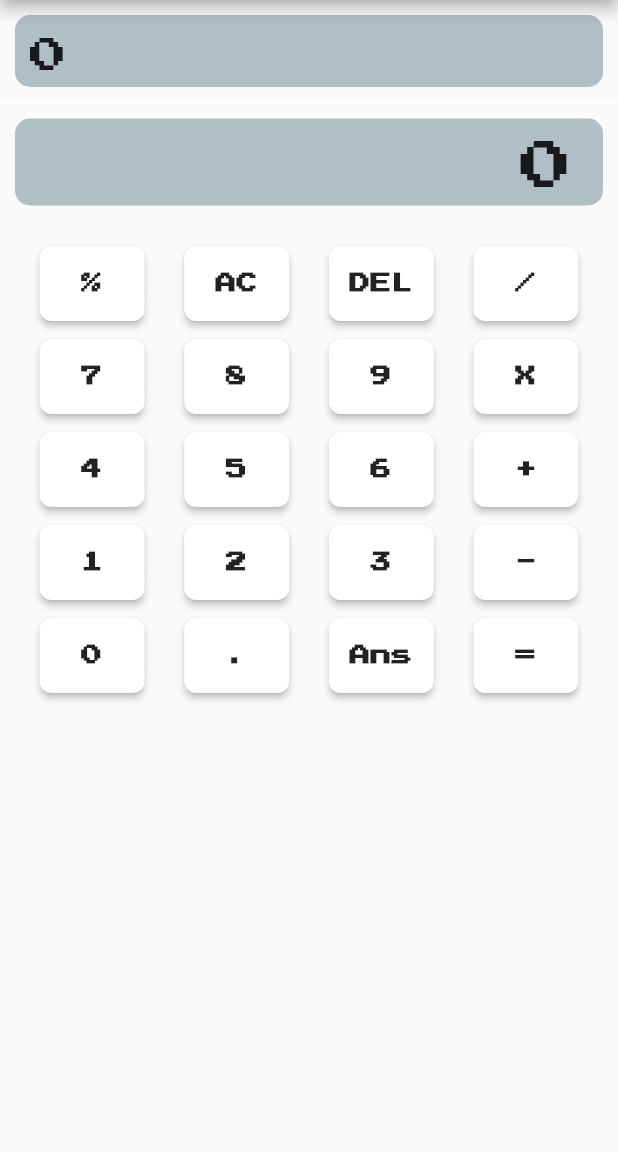
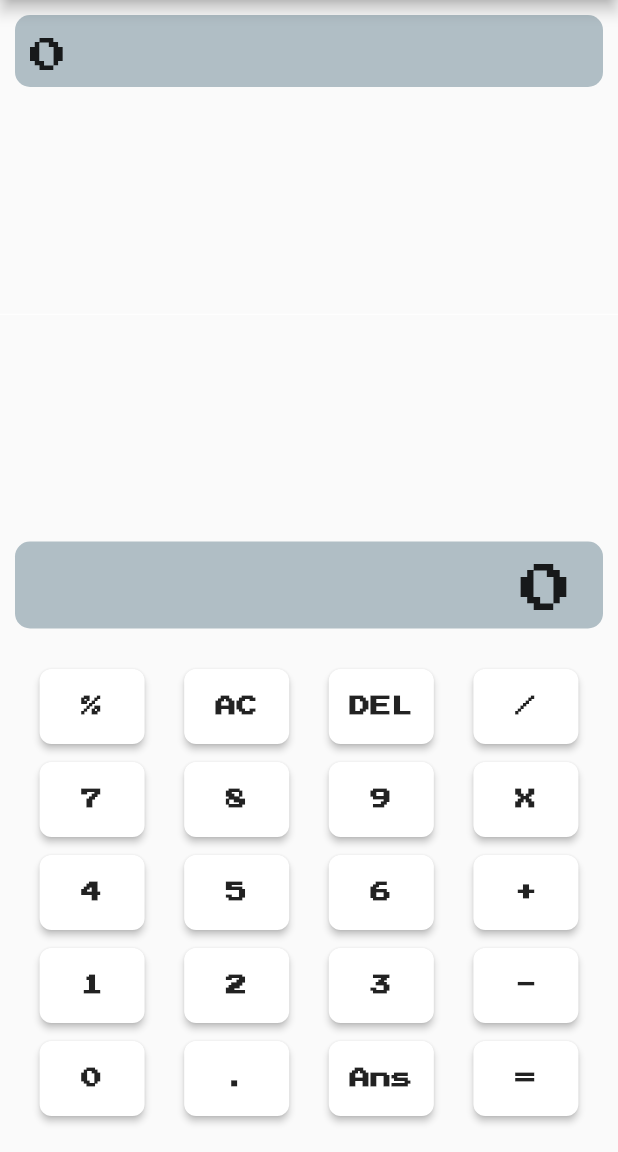
Before and after one commit to Juliotati/calculater, a Flutter app: the screen it shows after launch, on a phone screen of 412 x 824 dp, the part 84-1236 px from its top. Run offline on Flutter 3.47's test engine with Material 2 defaults, Android fonts, the phone set to English and light mode, and no system bars; our stand-ins replace google_fonts, math_expressions; Roboto replaces fonts that are missing (Graduate).

Commit message:
removed SingleChildScrollView

```diff
--- a/lib/app/calculater_page.dart
+++ b/lib/app/calculater_page.dart
@@ -20,8 +20,7 @@ class _CalculaterPageState extends State<CalculaterPage> {
           ),
         ),
       ),
-      body: SingleChildScrollView(
-        child: Padding(
+      body: Padding(
         padding: const EdgeInsets.only(bottom: 16.0),
         child: Column(
           mainAxisSize: MainAxisSize.min,
@@ -40,7 +39,6 @@ class _CalculaterPageState extends State<CalculaterPage> {
           ],
         ),
       ),
-      ),
     );
   }
 }
```
Lines whose indentation alone changed are shown as unchanged.
